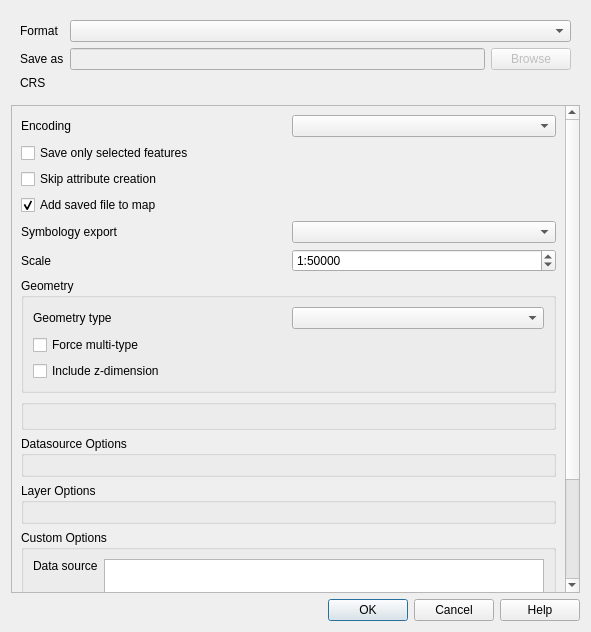
Before: the Qt Designer form src/ui/qgsvectorlayersaveasdialogbase.ui in carsmie/QGIS, drawn with Qt 5.
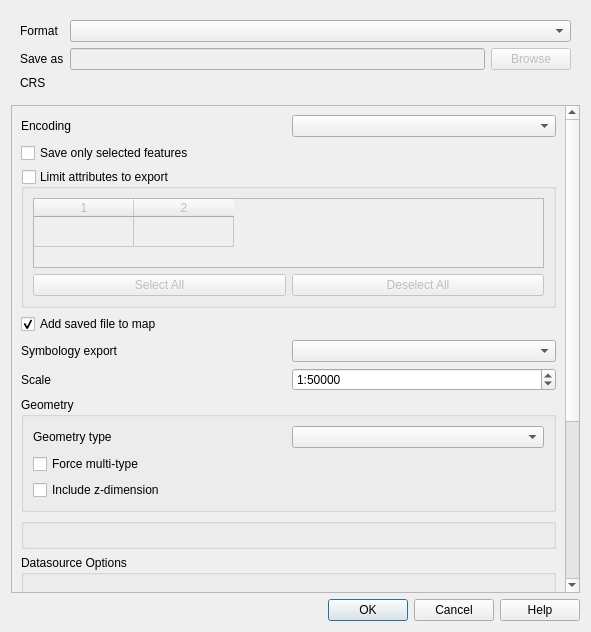
After: the same form once the commit is applied. Custom widgets are drawn as their Qt base class.

Commit message: [FEATURE] vector file writer: allow selection of attributes to export

```diff
--- a/src/ui/qgsvectorlayersaveasdialogbase.ui
+++ b/src/ui/qgsvectorlayersaveasdialogbase.ui
@@ -90,8 +90,8 @@
        <rect>
         <x>0</x>
         <y>0</y>
-        <width>555</width>
-        <height>650</height>
+        <width>553</width>
+        <height>548</height>
        </rect>
       </property>
       <layout class="QVBoxLayout" name="verticalLayout">
@@ -120,13 +120,55 @@
         </widget>
        </item>
        <item>
-        <widget class="QCheckBox" name="mSkipAttributeCreation">
-         <property name="toolTip">
-          <string>This allows one to suppress attribute creation as some OGR drivers (eg. DGN, DXF) don't support it.</string>
+        <widget class="QgsCollapsibleGroupBox" name="mAttributesSelection">
+         <property name="title">
+          <string>Limit attributes to export</string>
          </property>
-         <property name="text">
-          <string>Skip attribute creation</string>
+         <property name="checkable">
+          <bool>true</bool>
          </property>
+         <property name="checked">
+          <bool>false</bool>
+         </property>
+         <property name="collapsed">
+          <bool>true</bool>
+         </property>
+         <layout class="QVBoxLayout" name="verticalLayout_4">
+          <item>
+           <widget class="QTableWidget" name="mAttributeTable">
+            <property name="rowCount">
+             <number>1</number>
+            </property>
+            <property name="columnCount">
+             <number>2</number>
+            </property>
+            <attribute name="verticalHeaderVisible">
+             <bool>false</bool>
+            </attribute>
+            <row/>
+            <column/>
+            <column/>
+           </widget>
+          </item>
+          <item>
+           <layout class="QHBoxLayout" name="horizontalLayout_5">
+            <item>
+             <widget class="QPushButton" name="mSelectAllAttributes">
+              <property name="text">
+               <string>Select All</string>
+              </property>
+             </widget>
+            </item>
+            <item>
+             <widget class="QPushButton" name="mDeselectAllAttributes">
+              <property name="text">
+               <string>Deselect All</string>
+              </property>
+             </widget>
+            </item>
+           </layout>
+          </item>
+         </layout>
         </widget>
        </item>
        <item>
@@ -356,12 +398,6 @@
   </layout>
  </widget>
  <customwidgets>
-  <customwidget>
-   <class>QgsProjectionSelectionWidget</class>
-   <extends>QWidget</extends>
-   <header>qgsprojectionselectionwidget.h</header>
-   <container>1</container>
-  </customwidget>
   <customwidget>
    <class>QgsCollapsibleGroupBox</class>
    <extends>QGroupBox</extends>
@@ -370,10 +406,16 @@
   </customwidget>
   <customwidget>
    <class>QgsExtentGroupBox</class>
-   <extends>QGroupBox</extends>
+   <extends>QgsCollapsibleGroupBox</extends>
    <header>qgsextentgroupbox.h</header>
    <container>1</container>
   </customwidget>
+  <customwidget>
+   <class>QgsProjectionSelectionWidget</class>
+   <extends>QWidget</extends>
+   <header>qgsprojectionselectionwidget.h</header>
+   <container>1</container>
+  </customwidget>
  </customwidgets>
  <tabstops>
   <tabstop>mFormatComboBox</tabstop>
```
Left out of the diff: 6 changed lines with no effect on the pictures. The commit also changes 6 other files.
